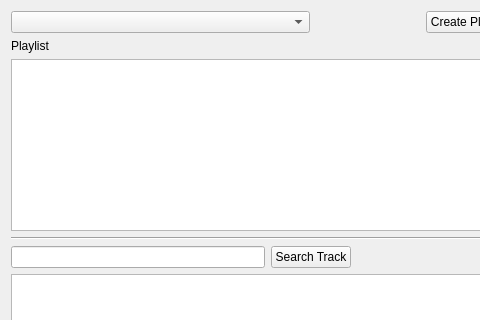
The window that SpotifyLocalPlaylist/widget.ui (nicomcc/SpotifyLocalPlaylist) describes before a commit, drawn with Qt 5; both pictures show x 0 to 480 and y 0 to 320 of the 615 by 494 pixel window.
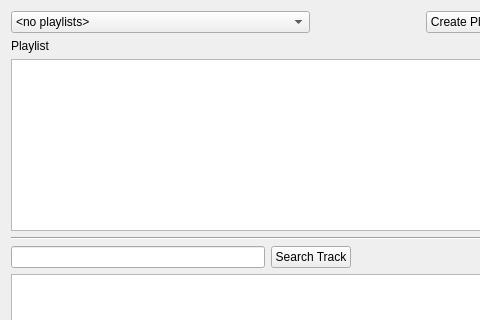
The same window after the commit.

Commit message: remove playlist implemented. When creating plalist: checks for null named, checks if name is only space character

What changed in the file:
```diff
--- a/SpotifyLocalPlaylist/widget.ui
+++ b/SpotifyLocalPlaylist/widget.ui
@@ -36,6 +36,11 @@
          <height>16777215</height>
         </size>
        </property>
+       <item>
+        <property name="text">
+         <string>&lt;no playlists&gt;</string>
+        </property>
+       </item>
       </widget>
      </item>
      <item>
```
The commit also changes 5 other files.
